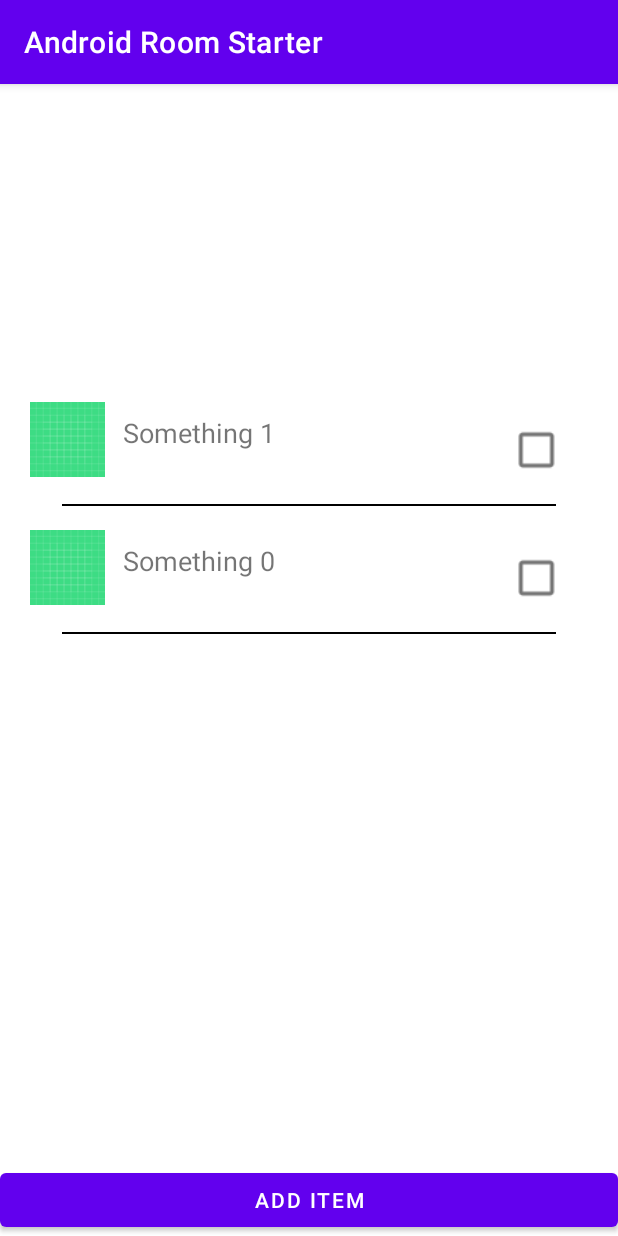
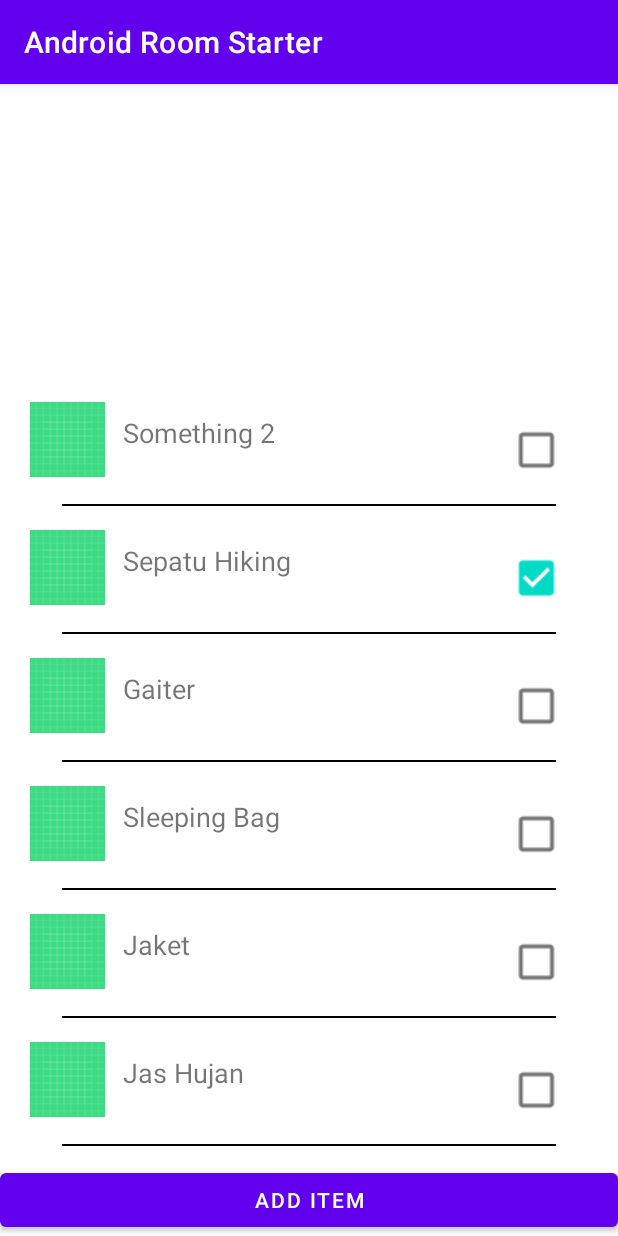
Before and after one commit to sir-hadi/AndroidRoomStarter, an Android app: the screen it shows after launch (MainActivity), after a tap on "ADD ITEM", on a phone screen of 412 x 824 dp. Run offline under Robolectric (Android 15) with nearby library versions, the phone set to English and light mode, and no system bars; our stand-ins replace Room's generated code; 1 other tap on this screen came first.

```diff
--- a/app/src/main/java/com/example/android/androidroomstarter/ItemDataHolder.kt
+++ /dev/null
@@ -1,3 +0,0 @@
-package com.example.android.androidroomstarter
-
-data class ItemDataHolder(var imageResource: Int, var text:String, var checkStatus:Boolean)
--- a/app/src/main/java/com/example/android/androidroomstarter/MainActivity.kt
+++ b/app/src/main/java/com/example/android/androidroomstarter/MainActivity.kt
@@ -2,59 +2,84 @@ package com.example.android.androidroomstarter
 
 import androidx.appcompat.app.AppCompatActivity
 import android.os.Bundle
-import android.widget.Button
 import androidx.lifecycle.lifecycleScope
 import androidx.recyclerview.widget.LinearLayoutManager
+import com.example.android.androidroomstarter.entities.ItemDataHolder
 import com.example.android.androidroomstarter.entities.Task
 import kotlinx.android.synthetic.main.activity_main.*
 import kotlinx.coroutines.launch
-import java.util.ArrayList
-import kotlin.random.Random
 
 class MainActivity : AppCompatActivity() {
     var num = 1
-    lateinit var items : ArrayList<ItemDataHolder>
     lateinit var adapter: TodoAdapter
+
+    var predefineData = arrayListOf(
+        ItemDataHolder(R.drawable.ic_launcher_background,"Sepatu Hiking",false),
+        ItemDataHolder(R.drawable.ic_launcher_background,"Gaiter",false),
+        ItemDataHolder(R.drawable.ic_launcher_background,"Sleeping Bag",false),
+        ItemDataHolder(R.drawable.ic_launcher_background,"Jaket",false),
+        ItemDataHolder(R.drawable.ic_launcher_background,"Jas Hujan",false),
+        ItemDataHolder(R.drawable.ic_launcher_background,"Tenda",false),
+        ItemDataHolder(R.drawable.ic_launcher_background,"Kompor Kecil",false),
+        ItemDataHolder(R.drawable.ic_launcher_background,"Gas Kaleng",false),
+        ItemDataHolder(R.drawable.ic_launcher_background,"Pisau Masak",false),
+        ItemDataHolder(R.drawable.ic_launcher_background,"Gunting",false),
+        ItemDataHolder(R.drawable.ic_launcher_background,"Sendok",false),
+        ItemDataHolder(R.drawable.ic_launcher_background,"Garpu",false),
+        ItemDataHolder(R.drawable.ic_launcher_background,"Pakaian Ganti Kering 1",false),
+        ItemDataHolder(R.drawable.ic_launcher_background,"Pakaian Ganti Kering 2",false),
+        ItemDataHolder(R.drawable.ic_launcher_background,"Pakaian Ganti Kering 3",false),
+        ItemDataHolder(R.drawable.ic_launcher_background,"Pakaian Ganti Kering 4",false),
+        ItemDataHolder(R.drawable.ic_launcher_background,"Peralatan Medis",false),
+        ItemDataHolder(R.drawable.ic_launcher_background,"Kaos Kaki",false),
+        ItemDataHolder(R.drawable.ic_launcher_background,"Matras",false),
+        ItemDataHolder(R.drawable.ic_launcher_background,"Senter",false),
+        ItemDataHolder(R.drawable.ic_launcher_background,"Kompas",false),
+        ItemDataHolder(R.drawable.ic_launcher_background,"Trash bag",false),
+        ItemDataHolder(R.drawable.ic_launcher_background,"Sandal Jepit",false),
+        ItemDataHolder(R.drawable.ic_launcher_background,"Celana Panjang 1",false),
+        ItemDataHolder(R.drawable.ic_launcher_background,"Celana Panjang 2",false),
+        ItemDataHolder(R.drawable.ic_launcher_background,"Topi",false),
+        ItemDataHolder(R.drawable.ic_launcher_background,"Tali",false),
+        ItemDataHolder(R.drawable.ic_launcher_background,"Powerbank",false),
+        ItemDataHolder(R.drawable.ic_launcher_background,"Pisau Lipat",false),
+        ItemDataHolder(R.drawable.ic_launcher_background,"Peta Jalur",false)
+    )
+
+    lateinit var dao : TodoDao
 
     override fun onCreate(savedInstanceState: Bundle?) {
         super.onCreate(savedInstanceState)
         setContentView(R.layout.activity_main)
 
-        val dao = TodoDatabase.getInstance(this).todoDao()
-        num = dao.getLastId()
-        dao.insertTask(Task(num,"Something ${num}",false))
+        dao = TodoDatabase.getInstance(this).todoDao()
+
+        predefineData.forEach { dao.insertTask(it) }
+        predefineData = dao.getAll() as ArrayList<ItemDataHolder>
 
 
-
-        items = ArrayList()
-        val taskList = dao.getAll()
-        taskList.forEach {
-            items.add(ItemDataHolder(R.drawable.ic_launcher_background,
-                    "Something ${it.id}",
-                    false
-                )
-            )
-        }
-
-        adapter = TodoAdapter(items)
+        adapter = TodoAdapter(predefineData)
         recycler_view.adapter = adapter
         recycler_view.layoutManager = LinearLayoutManager(this)
 
         add.setOnClickListener {
             lifecycleScope.launch {
                 ++num
-                dao.insertTask(Task(num,"Something ${num}",false))
+                dao.insertTask(ItemDataHolder(R.drawable.ic_launcher_background,"Peta ${num}",false))
                 val newItem = ItemDataHolder(
                         R.drawable.ic_launcher_background,
                         "Something ${num}",
                         false
                 )
-                items.add(0,newItem)
+                predefineData.add(0,newItem)
                 adapter.notifyItemInserted(0)
+                adapter.notifyDataSetChanged()
                 recycler_view.smoothScrollToPosition(0);
 
             }
         }
     }
 
+
+
 }
--- a/app/src/main/java/com/example/android/androidroomstarter/TodoAdapter.kt
+++ b/app/src/main/java/com/example/android/androidroomstarter/TodoAdapter.kt
@@ -1,6 +1,7 @@
 package com.example.android.androidroomstarter
 
 import android.content.Context
+import android.util.Log
 import android.view.LayoutInflater
 import android.view.View
 import android.view.ViewGroup
@@ -8,7 +9,7 @@ import android.widget.CheckBox
 import android.widget.ImageView
 import android.widget.TextView
 import androidx.recyclerview.widget.RecyclerView
-import android.util.Log
+import com.example.android.androidroomstarter.entities.ItemDataHolder
 import kotlinx.android.synthetic.main.card_item.view.*
 
 
@@ -22,8 +23,10 @@ class TodoAdapter(private val exampleList: List<ItemDataHolder>) :
     override fun onCreateViewHolder(parent: ViewGroup, viewType: Int): ItemViewHolder {
         context = parent.context
         dao = TodoDatabase.getInstance(context).todoDao()
-        val itemView = LayoutInflater.from(parent.context).inflate(R.layout.card_item,
-                parent, false)
+        val itemView = LayoutInflater.from(parent.context).inflate(
+            R.layout.card_item,
+            parent, false
+        )
         return ItemViewHolder(itemView)
     }
 
@@ -33,10 +36,12 @@ class TodoAdapter(private val exampleList: List<ItemDataHolder>) :
         holder.imageView.setImageResource(currentItem.imageResource)
         holder.textView.text = currentItem.text
 //        holder.checkBox.isChecked = currentItem.checkStatus
-        holder.checkBox.setChecked(currentItem.checkStatus)
+        holder.checkBox.setTag(dao.isCheck(currentItem.text))
+        holder.checkBox.setChecked(dao.isCheck(currentItem.text))
 
-        holder.checkBox.setOnCheckedChangeListener { compoundButton, b ->
-            dao.updateDone(currentItem.text,b)
+        holder.checkBox.setOnClickListener {
+            val b: Boolean = holder.checkBox.isChecked
+            dao.updateDone(currentItem.text, b)
             Log.e("onChecked", "Boom")
         }
     }
--- a/app/src/main/java/com/example/android/androidroomstarter/TodoDao.kt
+++ b/app/src/main/java/com/example/android/androidroomstarter/TodoDao.kt
@@ -1,23 +1,27 @@
 package com.example.android.androidroomstarter
 
 import androidx.room.*
+import com.example.android.androidroomstarter.entities.ItemDataHolder
 import com.example.android.androidroomstarter.entities.Task
 
 @Dao
 interface TodoDao {
     @Insert(onConflict = OnConflictStrategy.IGNORE)
-    fun insertTask(task: Task)
+    fun insertTask(task: ItemDataHolder)
 
-    @Query("SELECT * FROM Task")
-    fun getAll(): List<Task>
+    @Query("SELECT * FROM ItemDataHolder")
+    fun getAll(): List<ItemDataHolder>
 
-    @Query("SELECT MAX(id) FROM Task")
-    fun getLastId(): Int
+//    @Query("SELECT MAX(id) FROM Task")
+//    fun getLastId(): Int
+
+    @Query("SELECT checkStatus FROM ItemDataHolder WHERE text = :itemName")
+    fun isCheck(itemName: String): Boolean
 
     @Delete
-    fun delete(task: Task)
+    fun delete(task: ItemDataHolder)
 
-    @Query("UPDATE Task SET done = :done WHERE taskName = :taskName")
+    @Query("UPDATE ItemDataHolder SET checkStatus = :done WHERE text = :taskName")
     fun updateDone(taskName: String, done: Boolean)
 
 
--- a/app/src/main/java/com/example/android/androidroomstarter/TodoDatabase.kt
+++ b/app/src/main/java/com/example/android/androidroomstarter/TodoDatabase.kt
@@ -4,9 +4,10 @@ import android.content.Context
 import androidx.room.Database
 import androidx.room.Room
 import androidx.room.RoomDatabase
+import com.example.android.androidroomstarter.entities.ItemDataHolder
 import com.example.android.androidroomstarter.entities.Task
 
-@Database(entities = arrayOf(Task::class), version = 1)
+@Database(entities = arrayOf(ItemDataHolder::class), version = 1)
 abstract class TodoDatabase : RoomDatabase() {
     abstract fun todoDao(): TodoDao
 
--- /dev/null
+++ b/app/src/main/java/com/example/android/androidroomstarter/entities/ItemDataHolder.kt
@@ -0,0 +1,7 @@
+package com.example.android.androidroomstarter.entities
+
+import androidx.room.Entity
+import androidx.room.PrimaryKey
+
+@Entity
+data class ItemDataHolder(var imageResource: Int, @PrimaryKey var text:String, var checkStatus:Boolean)
```
